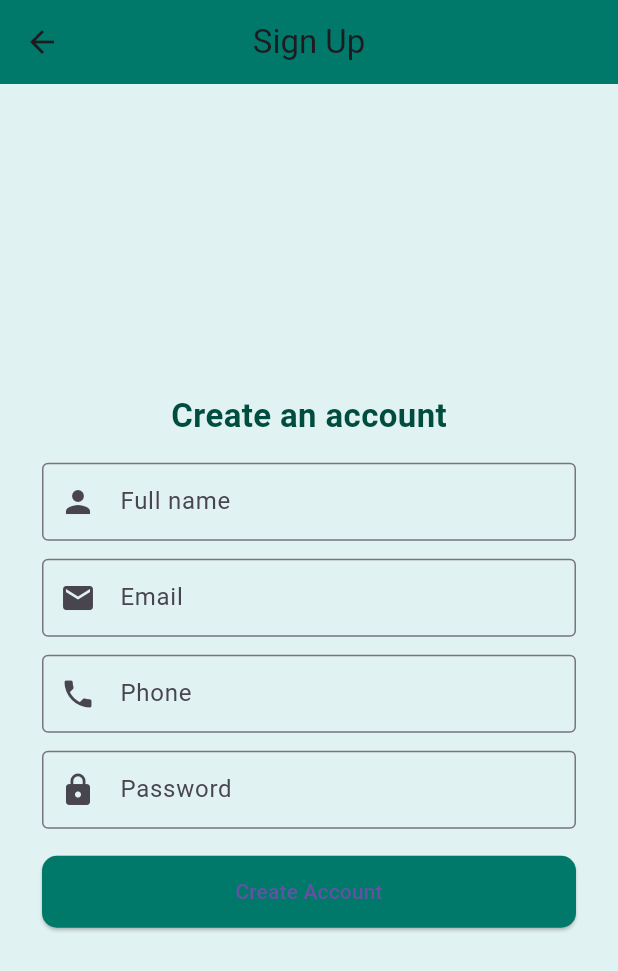
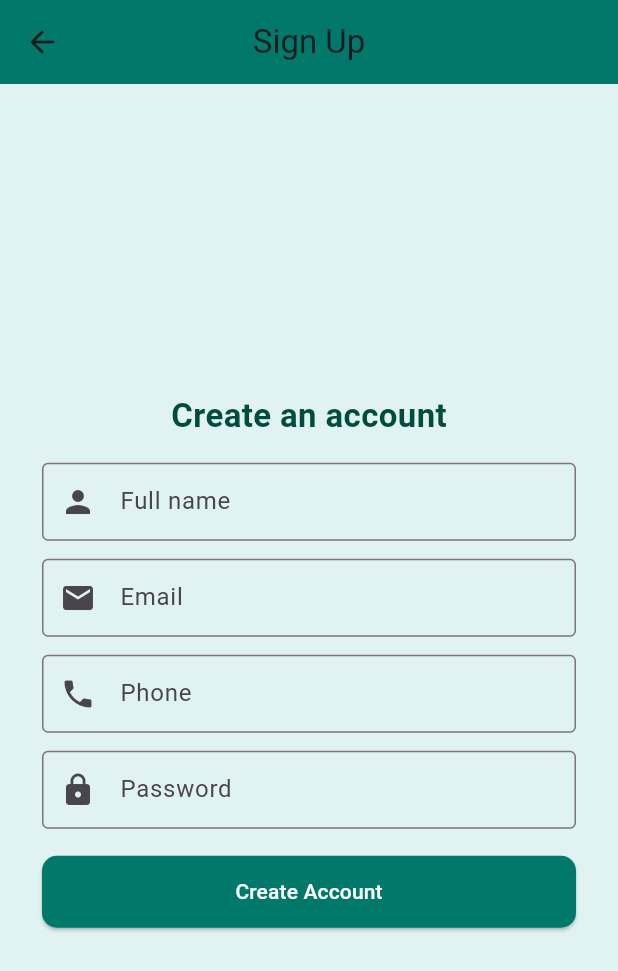
Before and after one commit to emon047/Tracksy, a Flutter app: the screen it shows after launch, after a tap on "Don't have an account? Sign up", on a phone screen of 412 x 824 dp. Shown: the top 971 px of the screen. Run offline on Flutter 3.47's test engine with Material 3 defaults, Android fonts, the phone set to English and light mode, and no system bars; our stand-ins replace fl_chart, supabase_flutter; accounts and stored records are empty.

Commit message:
Updated project with latest changes

```diff
--- a/lib/main.dart
+++ b/lib/main.dart
@@ -7,6 +7,7 @@
 Future<void> main() async {
   WidgetsFlutterBinding.ensureInitialized();
 
+  // Initialize Supabase with your project URL and anon key
   await Supabase.initialize(
     url: 'https://qewrjepktqnadmoyjgne.supabase.co',
     anonKey: 'eyJhbGciOiJIUzI1NiIsInR5cCI6IkpXVCJ9.eyJpc3MiOiJzdXBhYmFzZSIsInJlZiI6InFld3JqZXBrdHFuYWRtb3lqZ25lIiwicm9sZSI6ImFub24iLCJpYXQiOjE3NTczNjAzODgsImV4cCI6MjA3MjkzNjM4OH0.NsHbaG160vHw79Q1NNVD7UA1r71acy9016cWK4AOSYo',
--- a/lib/models/expense.dart
+++ b/lib/models/expense.dart
@@ -1,10 +1,12 @@
 class Expense {
+  final String? id; // Optional ID for update/delete
   final String title;
   final double amount;
   final String category;
   final DateTime date;
 
   Expense({
+    this.id,
     required this.title,
     required this.amount,
     required this.category,
@@ -13,6 +15,7 @@
 
   Map<String, dynamic> toMap() {
     return {
+      'id': id,
       'title': title,
       'amount': amount,
       'category': category,
@@ -22,6 +25,7 @@
 
   factory Expense.fromMap(Map<String, dynamic> map) {
     return Expense(
+      id: map['id']?.toString(),
       title: map['title'] ?? '',
       amount: map['amount'] is num
           ? (map['amount'] as num).toDouble()
--- a/lib/screens/login_page.dart
+++ b/lib/screens/login_page.dart
@@ -70,9 +70,8 @@
 
                         if (email.isEmpty || password.isEmpty) {
                           ScaffoldMessenger.of(context).showSnackBar(
-                            const SnackBar(
-                                content: Text('Enter email and password')),
-                          );
+                              const SnackBar(
+                                  content: Text('Enter email and password')));
                           return;
                         }
 
@@ -100,14 +99,15 @@
                         } catch (e) {
                           setState(() => loading = false);
                           ScaffoldMessenger.of(context).showSnackBar(
-                            SnackBar(content: Text('Error: $e')),
-                          );
+                              SnackBar(content: Text('Error: $e')));
                         }
                       },
+                      style: ElevatedButton.styleFrom(
+                        backgroundColor: Colors.teal.shade900,
+                      ),
                       child: const Text(
                         'Login',
-                        style: TextStyle(
-                            color: Colors.white), // ✅ Text color changed to white
+                        style: TextStyle(color: Colors.white),
                       ),
                     ),
               const SizedBox(height: 12),
@@ -130,5 +130,3 @@
     );
   }
 }
-
-// Md. Emon Elias
--- a/lib/screens/signup_page.dart
+++ b/lib/screens/signup_page.dart
@@ -74,9 +74,9 @@
 
                         if (name.isEmpty || email.isEmpty || password.isEmpty) {
                           ScaffoldMessenger.of(context).showSnackBar(
-                            const SnackBar(
-                                content: Text('Please fill required fields')),
-                          );
+                              const SnackBar(
+                                  content: Text(
+                                      'Please fill required fields')));
                           return;
                         }
 
@@ -89,30 +89,27 @@
                               name: name,
                               phone: phone);
 
-                          final user = service.getCurrentUser();
                           setState(() => loading = false);
 
-                          if (user == null) {
-                            ScaffoldMessenger.of(context).showSnackBar(
+                          ScaffoldMessenger.of(context).showSnackBar(
                               const SnackBar(
                                   content: Text(
-                                      'Signed up. Please confirm your email before login.')),
-                            );
-                            Navigator.pop(context);
-                          } else {
-                            Navigator.pushReplacement(
-                                context,
-                                MaterialPageRoute(
-                                    builder: (_) => const HomePage()));
-                          }
+                                      'Signed up. Please confirm your email before login.')));
+
+                          Navigator.pop(context);
                         } catch (e) {
                           setState(() => loading = false);
                           ScaffoldMessenger.of(context).showSnackBar(
-                            SnackBar(content: Text('Error: $e')),
-                          );
+                              SnackBar(content: Text('Error: $e')));
                         }
                       },
-                      child: const Text('Create Account'),
+                      style: ElevatedButton.styleFrom(
+                        backgroundColor: Colors.teal.shade700,
+                      ),
+                      child: const Text(
+                        'Create Account',
+                        style: TextStyle(color: Colors.white),
+                      ),
                     )
             ],
           ),
--- a/lib/screens/splash_screen.dart
+++ b/lib/screens/splash_screen.dart
@@ -12,36 +12,50 @@
 }
 
 class _SplashScreenState extends State<SplashScreen> {
-  Future<void> checkAuth() async {
+  @override
+  void initState() {
+    super.initState();
+    // Use post frame callback to safely access Provider
+    WidgetsBinding.instance.addPostFrameCallback((_) {
+      _navigate();
+    });
+  }
+
+  Future<void> _navigate() async {
+    await Future.delayed(const Duration(seconds: 4));
+
     final service = Provider.of<SupabaseService>(context, listen: false);
     final user = service.getCurrentUser();
 
-    await Future.delayed(const Duration(seconds: 2));
+    if (!mounted) return;
 
     if (user != null) {
       Navigator.pushReplacement(
-          context, MaterialPageRoute(builder: (_) => const HomePage()));
+        context,
+        MaterialPageRoute(builder: (_) => const HomePage()),
+      );
     } else {
       Navigator.pushReplacement(
-          context, MaterialPageRoute(builder: (_) => const LoginPage()));
+        context,
+        MaterialPageRoute(builder: (_) => const LoginPage()),
+      );
     }
-  }
-
-  @override
-  void initState() {
-    super.initState();
-    checkAuth();
   }
 
   @override
   Widget build(BuildContext context) {
     return Scaffold(
-        body: Center(
-      child: Text('TrackSy',
+      backgroundColor: Colors.teal,
+      body: const Center(
+        child: Text(
+          "TrackSy",
           style: TextStyle(
-              fontSize: 32,
-              fontWeight: FontWeight.bold,
-              color: Colors.teal.shade800)),
-    ));
+            fontSize: 28,
+            fontWeight: FontWeight.bold,
+            color: Colors.white,
+          ),
+        ),
+      ),
+    );
   }
 }
```
Also changed, not shown: lib/screens/expense_page.dart (+42 -16 lines), lib/screens/home_page.dart (+62 -45 lines), lib/screens/profile_page.dart (+62 -50 lines), lib/services/supabase_service.dart (+28 -2 lines).
